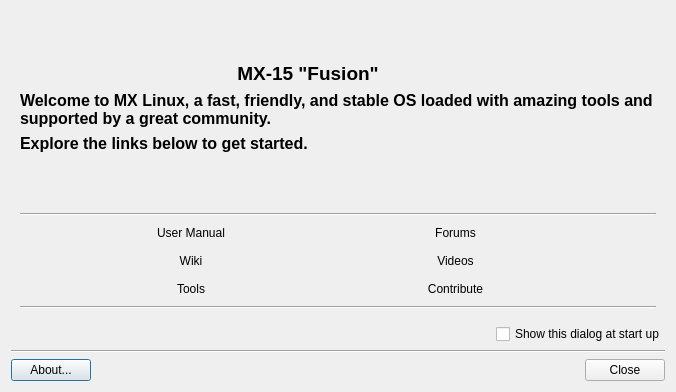
First picture: the form in mxwelcome.ui, repository MX-Linux/mx-welcome, before the edit.
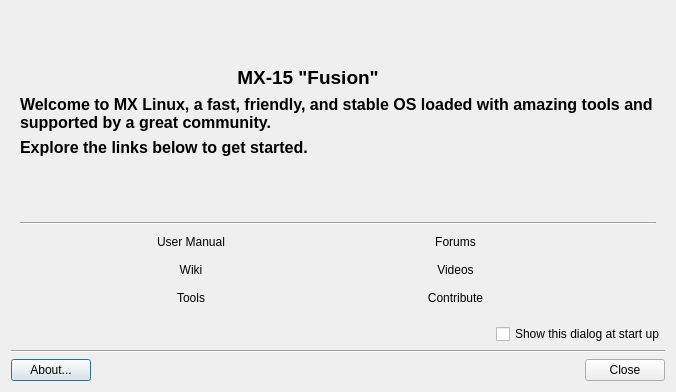
Second picture: the form after the edit. Icons and pictures are not drawn. Custom widgets are drawn as their Qt base class.

```diff
--- a/mxwelcome.ui
+++ b/mxwelcome.ui
@@ -326,13 +326,6 @@
         </property>
        </spacer>
       </item>
-      <item row="10" column="0" colspan="5">
-       <widget class="Line" name="line">
-        <property name="orientation">
-         <enum>Qt::Horizontal</enum>
-        </property>
-       </widget>
-      </item>
       <item row="5" column="2">
        <spacer name="verticalSpacer_2">
         <property name="orientation">
```
Left out of the diff: 140 changed lines with no effect on the pictures.
